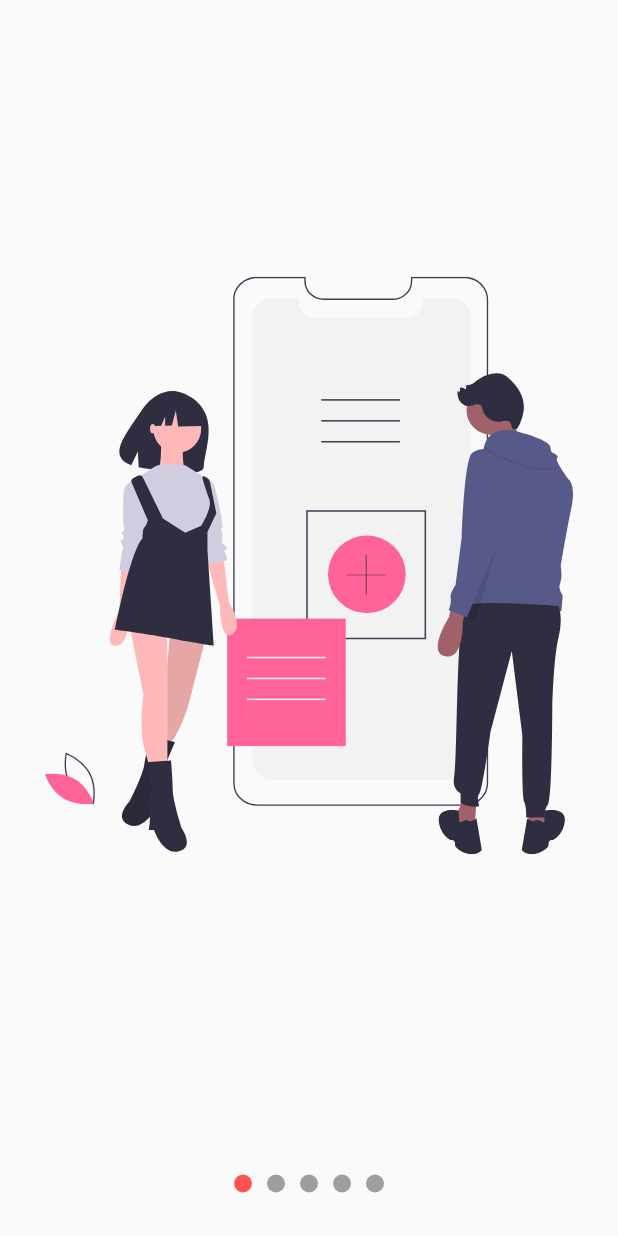
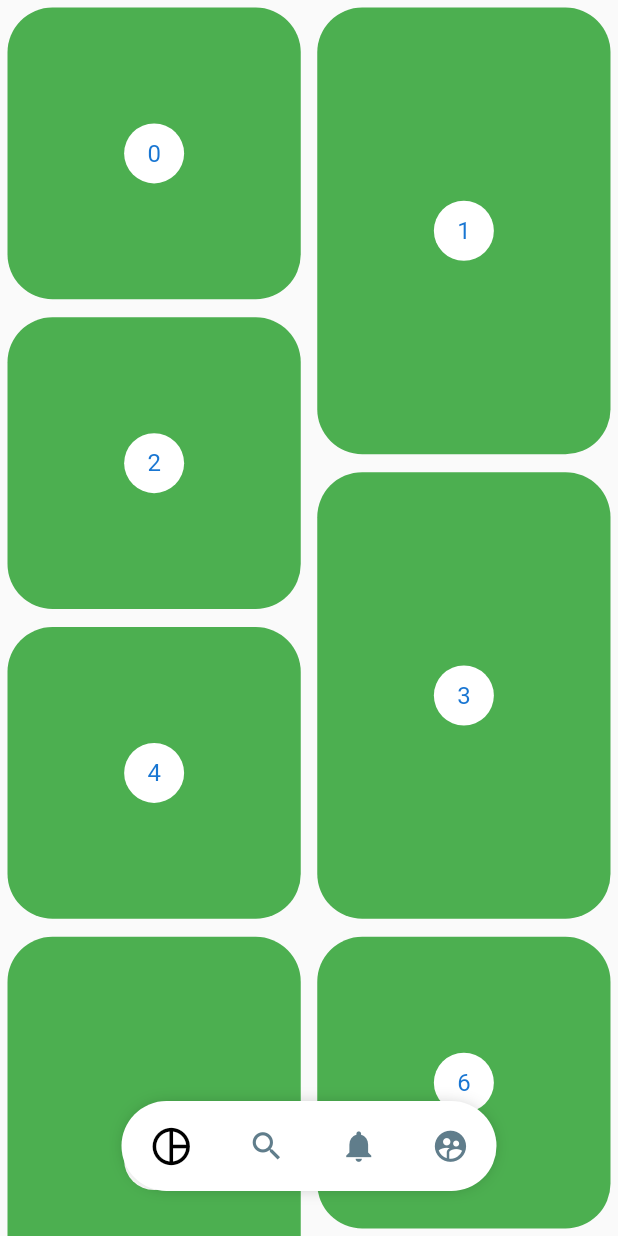
Before and after one commit to devlitus/disenio-flutter, a Flutter app: the screen it shows after launch, on a phone screen of 412 x 824 dp. Run offline on Flutter 3.47's test engine with Material 2 defaults, Android fonts, the phone set to English and light mode, and no system bars; our stand-ins replace flutter_svg.

Commit message:
app pinterest

```diff
--- a/disenosheader/lib/main.dart
+++ b/disenosheader/lib/main.dart
@@ -1,5 +1,6 @@
+import 'package:disenosheader/src/pages/pinteres_page.dart';
 import 'package:flutter/material.dart';
-import 'package:disenosheader/src/pages/slideshow_page.dart';
+//import 'package:disenosheader/src/pages/slideshow_page.dart';
 //import 'package:disenosheader/src/pages/graficas_circulares_page.dart';
 //import 'package:disenosheader/src/pages/header_page.dart';
 //import 'package:disenosheader/src/labs/slideshow_page.dart';
@@ -12,7 +13,7 @@ class MyApp extends StatelessWidget {
     return MaterialApp(
       debugShowCheckedModeBanner: false,
       title: 'Diseños App',
-      home: SlideshowPage(),
+      home: PinteresPage(),
     );
   }
 }
--- /dev/null
+++ b/disenosheader/lib/src/pages/pinteres_page.dart
@@ -0,0 +1,144 @@
+import 'package:flutter/material.dart';
+import 'package:provider/provider.dart';
+import 'package:flutter_staggered_grid_view/flutter_staggered_grid_view.dart';
+import 'package:disenosheader/src/widgets/pinteres_menu.dart';
+
+class PinteresPage extends StatelessWidget {
+  @override
+  Widget build(BuildContext context) {
+    return ChangeNotifierProvider(
+      create: (_) => _MenuModel(),
+      child: Scaffold(
+        body: Stack(
+          children: <Widget>[
+            PinteresGrid(),
+            _PinteresMenuLocation(),
+          ],
+        ),
+      ),
+    );
+  }
+}
+
+class _PinteresMenuLocation extends StatelessWidget {
+  const _PinteresMenuLocation();
+
+  @override
+  Widget build(BuildContext context) {
+    final screenSize = MediaQuery.of(context).size.width;
+    final mostrar = Provider.of<_MenuModel>(context).mostrar;
+    return Positioned(
+      bottom: 30,
+      child: Container(
+        width: screenSize,
+        child: Align(
+          child: PinteresMenu(
+            mostrar: mostrar,
+//            activeColor: Colors.yellowAccent,
+//            inactiveColor: Colors.black,
+//            backgroundColor: Colors.purpleAccent,
+          items: [
+            PinteresButton(
+                icon: Icons.pie_chart_outlined,
+                onPressed: () {
+                  print('Icon pie chart outlined');
+                }),
+            PinteresButton(
+                icon: Icons.search,
+                onPressed: () {
+                  print('Icon search');
+                }),
+            PinteresButton(
+                icon: Icons.notifications,
+                onPressed: () {
+                  print('Icon notification');
+                }),
+            PinteresButton(
+                icon: Icons.supervised_user_circle,
+                onPressed: () {
+                  print('Icon supervised user circle');
+                }),
+          ],
+          ),
+        ),
+      ),
+    );
+  }
+}
+
+class PinteresGrid extends StatefulWidget {
+  @override
+  _PinteresGridState createState() => _PinteresGridState();
+}
+
+class _PinteresGridState extends State<PinteresGrid> {
+  final List<int> item = List.generate(200, (index) => index);
+  ScrollController scrollController = ScrollController();
+  final scrollBefore = 0;
+
+  @override
+  void initState() {
+    super.initState();
+    scrollController.addListener(() {
+      if (scrollController.offset > scrollBefore &&
+          scrollController.offset > 150) {
+        Provider.of<_MenuModel>(context, listen: false).mostrar = false;
+      } else {
+        Provider.of<_MenuModel>(context, listen: false).mostrar = true;
+      }
+    });
+  }
+
+  @override
+  void dispose() {
+    super.dispose();
+    scrollController.dispose();
+  }
+
+  @override
+  Widget build(BuildContext context) {
+    return new StaggeredGridView.countBuilder(
+      controller: scrollController,
+      crossAxisCount: 4,
+      itemCount: item.length,
+      itemBuilder: (BuildContext context, int index) => _PinteresItem(index),
+      staggeredTileBuilder: (int index) =>
+          new StaggeredTile.count(2, index.isEven ? 2 : 3),
+      mainAxisSpacing: 2.0,
+      crossAxisSpacing: 1.0,
+    );
+  }
+}
+
+class _PinteresItem extends StatelessWidget {
+  final int index;
+
+  const _PinteresItem(this.index);
+
+  @override
+  Widget build(BuildContext context) {
+    return new Container(
+        margin: EdgeInsets.all(5),
+        decoration: BoxDecoration(
+          color: Colors.green,
+          borderRadius: BorderRadius.circular(30),
+        ),
+        child: new Center(
+          child: new CircleAvatar(
+            backgroundColor: Colors.white,
+            child: new Text('$index'),
+          ),
+        ));
+  }
+}
+
+class _MenuModel with ChangeNotifier {
+  bool _mostrar = true;
+
+  bool get mostrar => this._mostrar;
+
+  set mostrar(bool value) {
+    this._mostrar = value;
+    notifyListeners();
+  }
+}
--- /dev/null
+++ b/disenosheader/lib/src/widgets/pinteres_menu.dart
@@ -0,0 +1,166 @@
+import 'package:flutter/material.dart';
+import 'package:provider/provider.dart';
+
+class PinteresButton {
+  final Function onPressed;
+  final IconData icon;
+
+  PinteresButton({@required this.onPressed, @required this.icon});
+}
+
+class PinteresMenu extends StatelessWidget {
+  final bool mostrar;
+  final Color backgroundColor;
+  final Color activeColor;
+  final Color inactiveColor;
+  final List<PinteresButton> items;
+
+  PinteresMenu(
+      {this.mostrar = true,
+      this.backgroundColor = Colors.white,
+      this.activeColor = Colors.black,
+      this.inactiveColor = Colors.blueGrey,
+      @required this.items});
+
+  /*final List<PinteresButton> items = [
+    PinteresButton(
+        icon: Icons.pie_chart_outlined,
+        onPressed: () {
+          print('Icon pie chart outlined');
+        }),
+    PinteresButton(
+        icon: Icons.search,
+        onPressed: () {
+          print('Icon search');
+        }),
+    PinteresButton(
+        icon: Icons.notifications,
+        onPressed: () {
+          print('Icon notification');
+        }),
+    PinteresButton(
+        icon: Icons.supervised_user_circle,
+        onPressed: () {
+          print('Icon supervised user circle');
+        }),
+  ];*/
+
+  @override
+  Widget build(BuildContext context) {
+    return ChangeNotifierProvider(
+      create: (_) => _MenuModel(),
+      child: AnimatedOpacity(
+        duration: Duration(milliseconds: 200),
+        opacity: (mostrar) ? 1 : 0,
+        child: Builder(builder: (BuildContext context) {
+          Provider.of<_MenuModel>(context).backgroundColor =
+              this.backgroundColor;
+          Provider.of<_MenuModel>(context).activeColor = this.activeColor;
+          Provider.of<_MenuModel>(context).inactiveColor = this.inactiveColor;
+          return _PinteresMenuBackground(child: _MenuItems(menuItems: items));
+        }),
+      ),
+    );
+  }
+}
+
+class _PinteresMenuBackground extends StatelessWidget {
+  final Widget child;
+
+  const _PinteresMenuBackground({@required this.child});
+
+  @override
+  Widget build(BuildContext context) {
+    Color backgroundColor = Provider.of<_MenuModel>(context).backgroundColor;
+    return Container(
+      child: child,
+      width: 250.0,
+      height: 60,
+      decoration: BoxDecoration(
+          color: backgroundColor,
+          borderRadius: BorderRadius.all(Radius.circular(100)),
+          boxShadow: <BoxShadow>[
+            BoxShadow(
+              color: Colors.black38,
+              blurRadius: 10,
+              spreadRadius: -5,
+            ),
+          ]),
+    );
+  }
+}
+
+class _MenuItems extends StatelessWidget {
+  final List<PinteresButton> menuItems;
+
+  const _MenuItems({this.menuItems});
+
+  @override
+  Widget build(BuildContext context) {
+    return Row(
+      mainAxisAlignment: MainAxisAlignment.spaceAround,
+      children: List.generate(menuItems.length,
+          (index) => _PinteresMenuButton(index, menuItems[index])),
+    );
+  }
+}
+
+class _PinteresMenuButton extends StatelessWidget {
+  final int index;
+  final PinteresButton item;
+
+  const _PinteresMenuButton(this.index, this.item);
+
+  @override
+  Widget build(BuildContext context) {
+    final itemSeleccionado = Provider.of<_MenuModel>(context).itemSeleccionado;
+    final activeColor = Provider.of<_MenuModel>(context).activeColor;
+    final inactiveColor = Provider.of<_MenuModel>(context).inactiveColor;
+    return GestureDetector(
+      onTap: () {
+        Provider.of<_MenuModel>(context, listen: false).itemSelecionado = index;
+        item.onPressed();
+      },
+      behavior: HitTestBehavior.translucent,
+      child: Container(
+        child: Icon(
+          item.icon,
+          size: (itemSeleccionado == index) ? 30 : 25,
+          color: (itemSeleccionado == index) ? activeColor : inactiveColor,
+        ),
+      ),
+    );
+  }
+}
+
+class _MenuModel with ChangeNotifier {
+  int _itemSeleccionado = 0;
+  Color _backgroundColor = Colors.white;
+  Color _activeColor = Colors.black;
+  Color _inactiveColor = Colors.blueGrey;
+
+  int get itemSeleccionado => this._itemSeleccionado;
+
+  set itemSelecionado(int index) {
+    this._itemSeleccionado = index;
+    notifyListeners();
+  }
+
+  Color get backgroundColor => this._backgroundColor;
+
+  set backgroundColor(Color value) {
+    this._backgroundColor = value;
+  }
+
+  Color get activeColor => this._activeColor;
+
+  set activeColor(Color value) {
+    this._activeColor = value;
+  }
+
+  Color get inactiveColor => this._inactiveColor;
+
+  set inactiveColor(Color value) {
+    this._inactiveColor = value;
+  }
+}
--- a/disenosheader/pubspec.yaml
+++ b/disenosheader/pubspec.yaml
@@ -30,6 +30,7 @@ dependencies:
   cupertino_icons: ^0.1.3
   flutter_svg:
   provider: ^4.3.1
+  flutter_staggered_grid_view:
 
 dev_dependencies:
   flutter_test:
```
Also changed, not shown: disenosheader/pubspec.lock.
